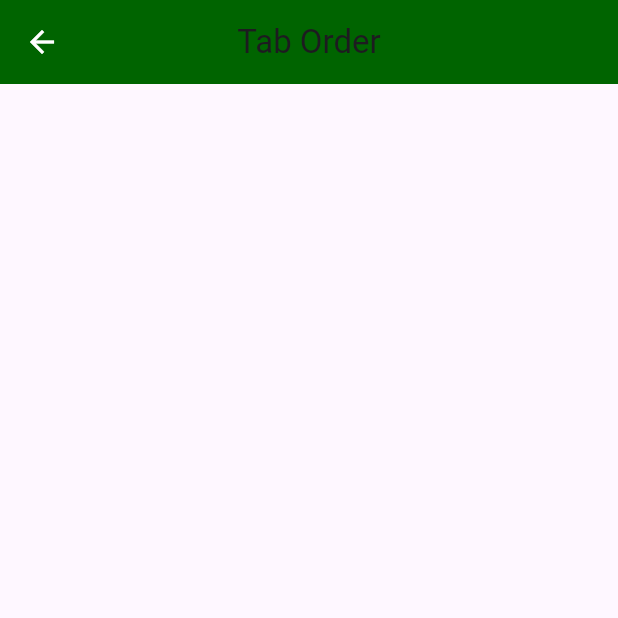
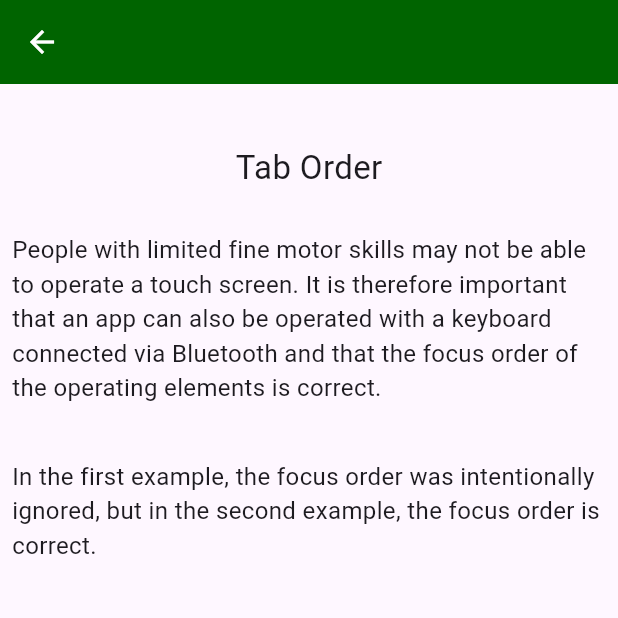
Before and after one commit to petra1/a_demonstration, a Flutter app: the TabOrder screen opened directly, on a phone screen of 412 x 824 dp, the top half of it. Run offline on Flutter 3.47's test engine with Material 3 defaults, Android fonts, the phone set to English and light mode, and no system bars; generated files the repository leaves out were written again.

Commit message:
Patform specific text added. addet text to some more screens

```diff
--- a/lib/l10n/app_de.arb
+++ b/lib/l10n/app_de.arb
@@ -6,6 +6,7 @@
   "noAlternativeDescription": "In diesem Beispiel wurde der Alternativtext absichtlich weggelassen. In der Praxis kommt es sehr oft vor, dass der Alternativtext versehentlich weggelassen wird.",
   "decorativeGraphicsHeading": "Dekorative Grafiken",
   "decorativeGraphicsDescription": "Diese Grafik ist rein dekorativ, und der Alternativtext wurde leer gelassen, damit TalkBack die Grafik ignoriert und kein unnötigen Text ausgibt.",
+
   "informativeGraphicsHeading": "Informative Grafiken",
   "informativeGraphicsDescription": "In diesem Beispiel wurde davon ausgegangen, dass die Grafik informativ ist, weshalb sie mit einem Alternativtext versehen wurde.",
   "informativeGraphicsAlternativeText": "rollstuhlgängig",
@@ -13,8 +14,6 @@
 
 
   "contactHeader": "Kontakt & Datenschutz",
-
-
   "contrastHeader": "Kontrast Verhältnis",
   "contrastDescription": "Dem Kontrastverhältnis wird bei der Entwicklung mobiler Apps oft nicht genügend Aufmerksamkeit geschenkt. Gerade bei der mobilen Nutzung ist ein gutes Kontrastverhältnis jedoch für alle Nutzenden wichtig, z.B. bei der Nutzung mobiler Geräte im Freien bei Sonnenschein. Nachfolgend finden Sie einige Beispiele für gute und schlechte Kontrastverhältnisse",
   "contrastPassed": "Bestanden mit 21.0:1, HEX: #ffffff auf #000000.",
@@ -28,10 +27,29 @@
   "editFieldTextDescription1": "Im Folgenden wird gezeigt, wie sich TalkBack verhält, wenn die visuell sichtbaren Labels nicht mit dem entsprechenden Eingabefeld verknüpft sind.",
   "editFieldTextDescription2": "Im ersten Eingabefeld wurde die Verknüpfung zur sichtbaren Beschriftung absichtlich weggelassen. Das zweite ist korrekt mit der Beschriftung verknüpft.",
   "headingsHeader": "Überschriften",
+
+
   "imageButtonHeader": "Grafische Schalter",
   "imageButtonTextDescription1": "Dieses Beispiel zeigt, wie sich TalkBack bei grafischen Schaltflächen verhält, die keinen Alternativtext enthalten, und zeigt gleichzeitig, wie die Schaltflächen für Menschen mit eingeschränkter Feinmotorik besser nutzbar gemacht werden können.",
-   "imageButtonTextDescription2": "Bei der ersten grafischen Schaltfläche wurde der Alternativtext absichtlich weggelassen und auch das Touch-Target wurde nicht angepasst. Die zweite grafische Schaltfläche hingegen wurde korrekt beschriftet und das Touch-Target wurde angepasst, so dass die Schaltfläche größer dargestellt wird und somit leichter zu bedienen ist.",
+  "imageButtonTextDescription2": "Bei der ersten grafischen Schaltfläche wurde der Alternativtext absichtlich weggelassen und auch das Touch-Target wurde nicht angepasst. Die zweite grafische Schaltfläche hingegen wurde korrekt beschriftet und das Touch-Target wurde angepasst, so dass die Schaltfläche größer dargestellt wird und somit leichter zu bedienen ist.",
+
   "tabOrderHeader": "Tab Reihenfolge",
-  "helpHeader": "Hilfe"
+  "tabOrderDescription1": "Menschen mit eingeschränkter Feinmotorik sind möglicherweise nicht in der Lage, einen Touchscreen zu bedienen. Daher ist es wichtig, dass eine App auch mit einer über Bluetooth angeschlossenen Tastatur bedient werden kann und dass die Fokusreihenfolge der Bedienelemente korrekt ist.",
+  "tabOrderDescription1r": "Im ersten Beispiel wurde die Fokusreihenfolge absichtlich ignoriert, aber im zweiten Beispiel ist die Fokusreihenfolge korrekt.",
+
+  "helpHeader": "Hilfe",
+
+
+
+
+
+
+
+
+
+"iosImageButtonTextDescription1": "Dieses Beispiel zeigt, wie sich VoiceOver bei grafischen Schaltflächen verhält, die keinen Alternativtext enthalten, und zeigt gleichzeitig, wie die Schaltflächen für Menschen mit eingeschränkter Feinmotorik besser nutzbar gemacht werden können.",
+"iosAlternativeTextDescription": "Im Folgenden wird gezeigt, was von VoiceOver in den drei häufigsten Situationen vorgelesen wird (kein Alternativtext, dekorative Grafiken und informative Grafiken).",
+"iosDecorativeGraphicsDescription": "Diese Grafik ist rein dekorativ, und der Alternativtext wurde leer gelassen, damit VoiceOver die Grafik ignoriert und kein unnötigen Text ausgibt.",
+"iosEditFieldTextDescription1": "Im Folgenden wird gezeigt, wie sich VoiceOver verhält, wenn die visuell sichtbaren Labels nicht mit dem entsprechenden Eingabefeld verknüpft sind."
 
 }
--- a/lib/l10n/app_en.arb
+++ b/lib/l10n/app_en.arb
@@ -24,7 +24,7 @@
   "@decorativeGraphicsHeading": {
     "description": "Heading Decorative Graphics"
   },
-  "decorativeGraphicsDescription": "In this example, the graphic was assumed to be purely decorative and the alternative text was left blank so that TalkBack ignores the graphic and does not output unnecessary text.s",
+  "decorativeGraphicsDescription": "In this example, the graphic was assumed to be purely decorative and the alternative text was left blank so that TalkBack ignores the graphic and does not output unnecessary text.",
   "@decorativeGraphicsDescription": {
     "description": "Description Decorative Graphics"
   },
@@ -97,6 +97,7 @@
     "description": "Heading Headings"
   },
 
+
   "imageButtonHeader": "Image Button",
   "@imageButtonHeader": {
     "description": "Heading Image Button"
@@ -116,8 +117,44 @@
   "@tabOrderHeader": {
     "description": "Heading Tab Order"
   },
+
+   "tabOrderDescription1": "People with limited fine motor skills may not be able to operate a touch screen. It is therefore important that an app can also be operated with a keyboard connected via Bluetooth and that the focus order of the operating elements is correct.",
+  "@tabOrderDescription1": {
+    "description": "Description 1 Tab Order"
+  },
+
+ "tabOrderDescription2": "In the first example, the focus order was intentionally ignored, but in the second example, the focus order is correct.",
+  "@tabOrderDescription2": {
+    "description": "Description 2 Tab Order"
+  },
+
   "helpHeader": "Help",
   "@helpHeader": {
     "description": "Heading Help"
+  },
+
+
+
+
+
+"iosImageButtonTextDescription1": "This example shows how VoiceOver behaves with graphic buttons that lack alternative text, and at the same time shows how the buttons can be made more usable for people with limited fine motor skills.",
+  "@iosImageButtonTextDescription1": {
+  "description": "iOS Text Description Image Button 1"
+  },
+
+ "iosAlternativeTextDescription": "The following will show what is read by VoiceOver in the three most common situations (no alternative text, decorative graphics, and informative graphics).",
+  "@iosAlternativeTextDescription": {
+    "description": "iOS Description for Alternative Text"
+  },
+
+  "iosDecorativeGraphicsDescription": "In this example, the graphic was assumed to be purely decorative and the alternative text was left blank so that VoiceOver ignores the graphic and does not output unnecessary text.",
+  "@iosDecorativeGraphicsDescription": {
+    "description": "iOS Description Decorative Graphics"
+  },
+
+ "iosEditFieldTextDescription1": "In the following, we will show how VoiceOver behaves when the visually visible labels have not been linked to the corresponding input field.",
+  "@iosEditFieldTextDescription1ditFieldTextDescription1": {
+  "description": "iOS Editfield Text Description 1 "
   }
+
 }
--- a/lib/screens/contrast_ratio.dart
+++ b/lib/screens/contrast_ratio.dart
@@ -1,5 +1,6 @@
 import 'package:flutter/material.dart';
 import 'package:flutter_gen/gen_l10n/app_localizations.dart';
+
 
 class ContrastRatio extends StatelessWidget {
   const ContrastRatio({super.key});
--- a/lib/screens/tab_order.dart
+++ b/lib/screens/tab_order.dart
@@ -1,5 +1,6 @@
 import 'package:flutter/material.dart';
 import 'package:flutter_gen/gen_l10n/app_localizations.dart';
+
 
 
 class TabOrder extends StatelessWidget {
@@ -8,11 +9,49 @@ class TabOrder extends StatelessWidget {
   Widget build(BuildContext context) {
     return Scaffold(
       appBar: AppBar(
-        title: Text((AppLocalizations.of(context)!.tabOrderHeader)),
-        centerTitle: true,
         backgroundColor: const Color.fromARGB(255, 0, 100, 0),
         iconTheme: const IconThemeData(color: Colors.white),
-
+      ),
+       body: Column(
+        children: [
+          const SizedBox(height: 40,),
+          Center(
+            child: Semantics(
+              header: true,
+              child:
+              Text((AppLocalizations.of(context)!.tabOrderHeader),
+                style: const TextStyle(fontSize: 22), ),
+            ),
+          ),
+          const SizedBox(height: 20,),
+          SizedBox(
+            width: 600,
+            child: Padding(
+              padding: const EdgeInsets.all(8.0),
+               child: Align(
+                  alignment: Alignment.topLeft,
+                  child: Text(
+                          (AppLocalizations.of(context)!
+                              .tabOrderDescription1),
+                          style: const TextStyle(fontSize: 16),
+                        ),
+                ),
+            ),
+          ),
+           const SizedBox(height: 20,),
+          SizedBox(
+            width: 600,
+            child: Padding(
+              padding: const EdgeInsets.all(8.0),
+              child: Align(
+                alignment: Alignment.topLeft,
+                child: Text((AppLocalizations.of(context)!.tabOrderDescription2),
+                  style: const TextStyle(fontSize: 16),
+                ),
+              ),
+            ),
+          ),
+        ],
       ),
 
     );
```
Also changed, not shown: lib/main.dart (+29 -24 lines), lib/screens/alternative_text.dart (+69 -40 lines), lib/screens/edit_fields.dart (+14 -5 lines), lib/screens/image_buttons.dart (+29 -13 lines), 3 other files.
